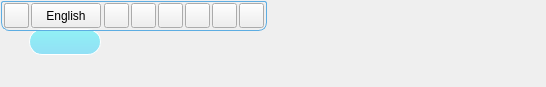
This is Uis/Main_GUI.ui in nabil-bot/Stable-Updates as Qt 5 draws it before an edit. The edited form follows.
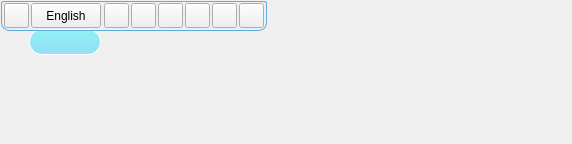
This is the edited form. Icons and pictures are not drawn.

What changed in the file:
```diff
--- a/Uis/Main_GUI.ui
+++ b/Uis/Main_GUI.ui
@@ -9,8 +9,8 @@
    <rect>
     <x>0</x>
     <y>0</y>
-    <width>546</width>
-    <height>87</height>
+    <width>572</width>
+    <height>144</height>
    </rect>
   </property>
   <property name="minimumSize">
```
